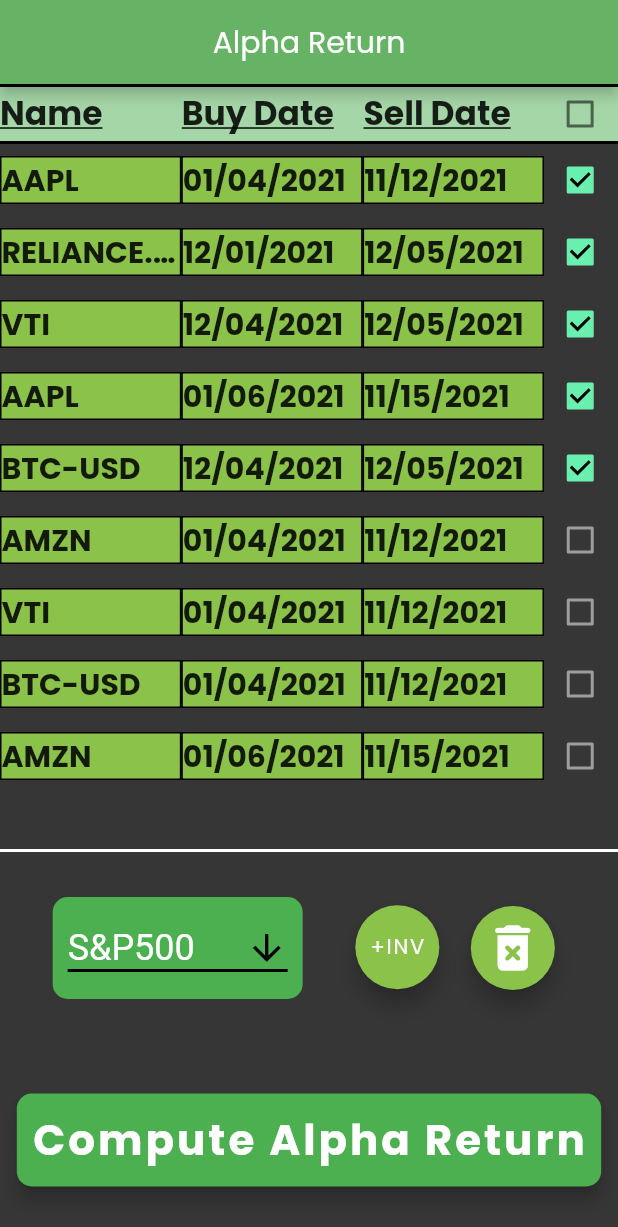
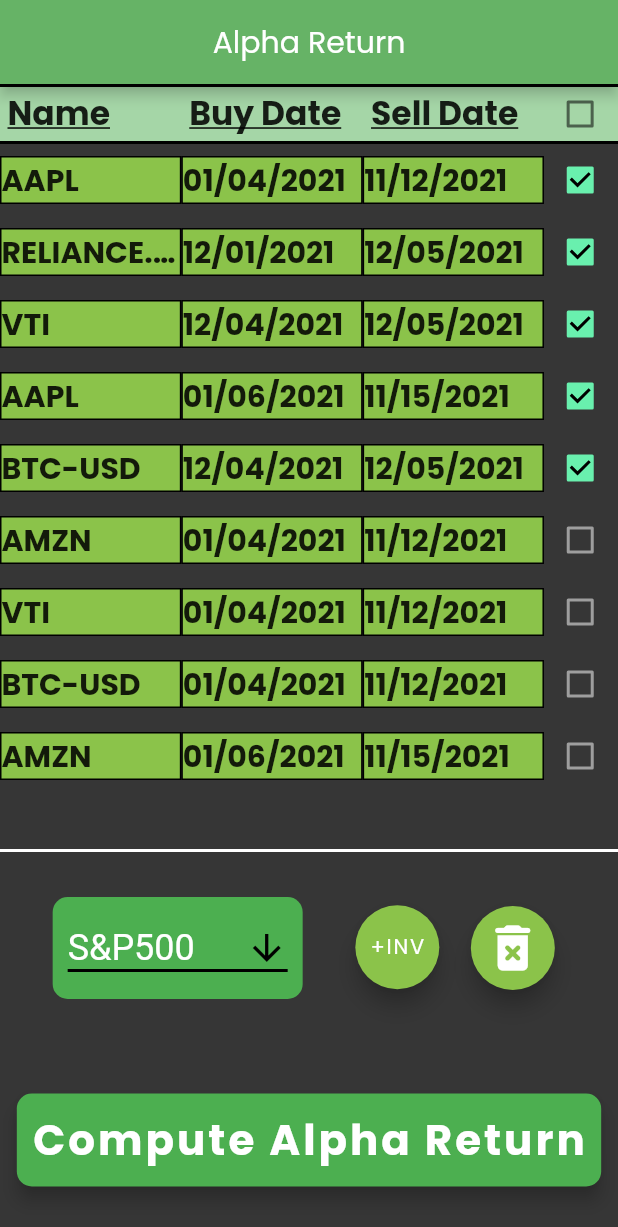
Before and after one commit to andrew-d-gordon/alpha-return, a Flutter app: the screen it shows after launch, on a phone screen of 412 x 824 dp. Shown: the top 1227 px of the screen. Run offline on Flutter 3.47's test engine with Material 2 defaults, Android fonts, the phone set to English and light mode, and no system bars; missing offline and left inert: fin_quote.

```diff
--- a/src/flutter_src/lib/ui/ar_home.dart
+++ b/src/flutter_src/lib/ui/ar_home.dart
@@ -183,6 +183,7 @@
                      investments with investment[3] set to true */
                   Map investmentsAnalyzed = {}; // Holds analyzed investments
                   String benchmarkTicker = benchmarks[benchmark[0]]!;
+                  print(benchmarkTicker);
                   for (int i=0; i<investments.length; i++) {
                     // If investment selected (investments[i][3] == true), compute annual return
                     if (investments[i][3]) {
@@ -207,7 +208,7 @@
                         investmentsAnalyzed[key]['benchSellPrice'] = val
                       });
                       int daysDiff = daysBetween(stringToDateTime(inv[1]), stringToDateTime(inv[2]));
-
+                      print("Processing ${inv[0]} and ${benchmark[0]}");
                       // Set Investment Analysis attributes in investmentsAnalyzed
                       investmentsAnalyzed[key]['ticker'] = inv[0];
                       investmentsAnalyzed[key]['daysDiff'] = daysDiff;
--- a/src/flutter_src/lib/ui/investmentrow_keys.dart
+++ b/src/flutter_src/lib/ui/investmentrow_keys.dart
@@ -36,23 +36,38 @@
             children: <Widget>[
               Expanded(
                 flex: 5,
+                child: Container(
+                  padding: const EdgeInsets.fromLTRB(5, 0, 0, 0),
                   child: Text(
                     'Name',
-                  style: TextStyle(fontWeight: FontWeight.bold, fontSize: rowFontSize, decoration: TextDecoration.underline),
+                    style: TextStyle(fontWeight: FontWeight.bold,
+                        fontSize: rowFontSize, decoration:
+                        TextDecoration.underline),
+                  ),
                 ),
               ),
               Expanded(
                 flex: 5,
+                child: Container(
+                  padding: const EdgeInsets.fromLTRB(5, 0, 0, 0),
                   child: Text(
                     'Buy Date',
-                  style: TextStyle(fontWeight: FontWeight.bold, fontSize: rowFontSize, decoration: TextDecoration.underline),
+                    style: TextStyle(fontWeight: FontWeight.bold,
+                        fontSize: rowFontSize,
+                        decoration: TextDecoration.underline),
+                  ),
                 ),
               ),
               Expanded(
                 flex: 5,
+                child: Container(
+                  padding: const EdgeInsets.fromLTRB(5, 0, 0, 0),
                   child: Text(
                     'Sell Date',
-                  style: TextStyle(fontWeight: FontWeight.bold, fontSize: rowFontSize, decoration: TextDecoration.underline),
+                    style: TextStyle(fontWeight: FontWeight.bold,
+                        fontSize: rowFontSize,
+                        decoration: TextDecoration.underline),
+                  ),
                 ),
               ),
               Expanded(
```
Also changed, not shown: src/flutter_src/lib/ui/investment_row.dart (+7 -1 lines). Lines whose indentation alone changed are shown as unchanged.
